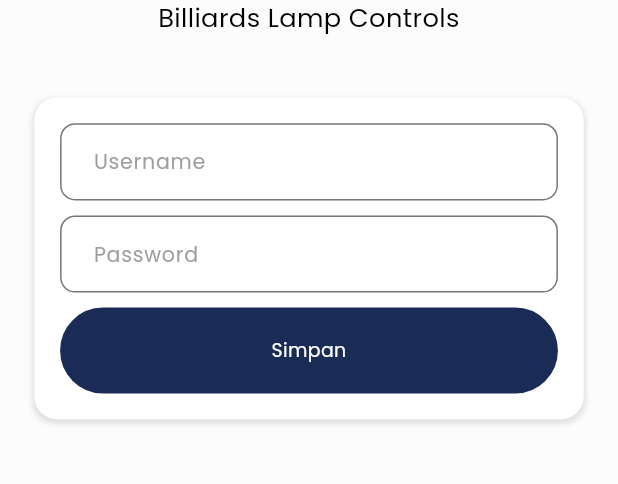
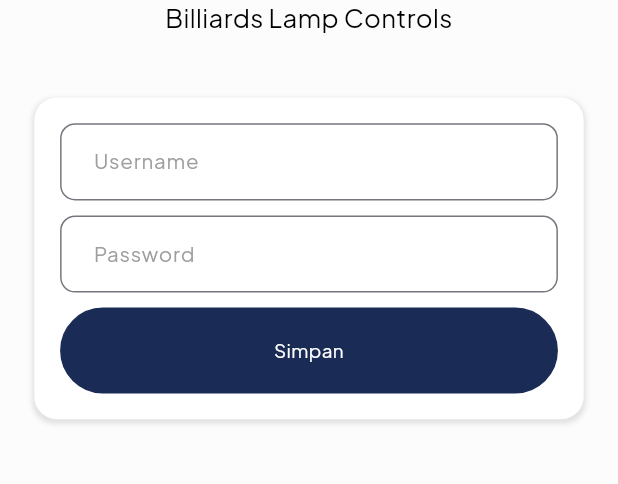
Before and after one commit to alenovan/carabao-billing-apps, a Flutter app: the screen it shows after launch, on a phone screen of 412 x 824 dp, the part 229-713 px from its top. Run offline on Flutter 3.47's test engine with Material 3 defaults, Android fonts, the phone set to English and light mode, and no system bars; our stand-ins replace bloc, boxicons, equatable, flutter_bloc, flutter_screenutil, google_fonts and 1 more.

Commit message:
update font

```diff
--- a/lib/component/loading_dialog.dart
+++ b/lib/component/loading_dialog.dart
@@ -46,7 +46,7 @@ class LoadingDialog {
                           ),
                           Text(
                             "${message == null ? "loading" : message}",
-                            style: GoogleFonts.poppins(
+                            style: GoogleFonts.plusJakartaSans(
                                 color: Colors.white,
                                 fontSize: 13.sp,
                                 fontWeight: FontWeight.w600),
--- a/lib/helper/BottomSheetFeedback.dart
+++ b/lib/helper/BottomSheetFeedback.dart
@@ -54,7 +54,7 @@ class BottomSheetFeedback {
                     child: Text(
                       description,
                       textAlign: TextAlign.center,
-                      style: GoogleFonts.poppins(
+                      style: GoogleFonts.plusJakartaSans(
                           fontSize: 15.sp, fontWeight: FontWeight.w300),
                     ))
               ],
@@ -112,7 +112,7 @@ class BottomSheetFeedback {
                     child: Text(
                       description,
                       textAlign: TextAlign.center,
-                      style: GoogleFonts.poppins(
+                      style: GoogleFonts.plusJakartaSans(
                           fontSize: 17.sp, fontWeight: FontWeight.w300),
                     ))
               ],
@@ -170,7 +170,7 @@ class BottomSheetFeedback {
                     child: Text(
                       description,
                       textAlign: TextAlign.center,
-                      style: GoogleFonts.poppins(fontSize: 13.sp),
+                      style: GoogleFonts.plusJakartaSans(fontSize: 13.sp),
                     ))
               ],
             ),
--- a/lib/screen/LoginScreen.dart
+++ b/lib/screen/LoginScreen.dart
@@ -76,7 +76,7 @@ class _LoginScreenState extends State<LoginScreen> {
                     Text(
                       "Billiards Lamp Controls",
                       textAlign: TextAlign.center,
-                      style: GoogleFonts.poppins(
+                      style: GoogleFonts.plusJakartaSans(
                           fontSize: 15.sp, color: Colors.black),
                     ),
                   ],
@@ -106,7 +106,7 @@ class _LoginScreenState extends State<LoginScreen> {
                     TextFormField(
                       decoration: InputDecoration(
                         labelText: 'Username',
-                        labelStyle: GoogleFonts.poppins(
+                        labelStyle: GoogleFonts.plusJakartaSans(
                           fontSize: 12.sp,
                           color: Colors.grey,
                         ),
@@ -129,7 +129,7 @@ class _LoginScreenState extends State<LoginScreen> {
                       obscureText: true,
                       decoration: InputDecoration(
                         labelText: 'Password',
-                        labelStyle: GoogleFonts.poppins(
+                        labelStyle: GoogleFonts.plusJakartaSans(
                           fontSize: 12.sp,
                           color: Colors.grey,
                         ),
@@ -170,7 +170,7 @@ class _LoginScreenState extends State<LoginScreen> {
                           child: Text(
                             "Simpan",
                             textAlign: TextAlign.center,
-                            style: GoogleFonts.poppins(
+                            style: GoogleFonts.plusJakartaSans(
                                 fontSize: 11.sp, color: ColorConstant.white),
                           ),
                         ),
--- a/lib/screen/menu/HomeScreen.dart
+++ b/lib/screen/menu/HomeScreen.dart
@@ -99,7 +99,7 @@ class _HomeScreenState extends State<HomeScreen> {
                     Text(
                       "Billiards Lamp Controls",
                       textAlign: TextAlign.center,
-                      style: GoogleFonts.poppins(
+                      style: GoogleFonts.plusJakartaSans(
                           fontSize: 15.sp, color: Colors.black),
                     ),
                   ],
--- a/lib/screen/room/BillingScreen.dart
+++ b/lib/screen/room/BillingScreen.dart
@@ -95,7 +95,7 @@ class _BillingScreenState extends State<BillingScreen> {
                               Text(
                                 "Hours :",
                                 textAlign: TextAlign.center,
-                                style: GoogleFonts.poppins(
+                                style: GoogleFonts.plusJakartaSans(
                                     fontSize: 10.sp,
                                     color: ColorConstant.subtext,
                                     fontWeight: FontWeight.bold),
@@ -103,7 +103,7 @@ class _BillingScreenState extends State<BillingScreen> {
                               Text(
                                 "${selected_time}",
                                 textAlign: TextAlign.center,
-                                style: GoogleFonts.poppins(
+                                style: GoogleFonts.plusJakartaSans(
                                     fontSize: 15.sp,
                                     color: ColorConstant.titletext),
                               ),
@@ -137,7 +137,7 @@ class _BillingScreenState extends State<BillingScreen> {
                 child: Text(
                   "Start",
                   textAlign: TextAlign.center,
-                  style: GoogleFonts.poppins(
+                  style: GoogleFonts.plusJakartaSans(
                       fontSize: 11.sp, color: ColorConstant.white),
                 ),
               ),
--- a/lib/screen/room/OpenTableScreen.dart
+++ b/lib/screen/room/OpenTableScreen.dart
@@ -45,7 +45,7 @@ class _OpenTableScreenState extends State<OpenTableScreen> {
                 child: Text(
                   "ON",
                   textAlign: TextAlign.center,
-                  style: GoogleFonts.poppins(
+                  style: GoogleFonts.plusJakartaSans(
                       fontWeight: FontWeight.bold,
                       fontSize: 11.sp,
                       color: ColorConstant.white),
@@ -75,7 +75,7 @@ class _OpenTableScreenState extends State<OpenTableScreen> {
                 child: Text(
                   "OFF",
                   textAlign: TextAlign.center,
-                  style: GoogleFonts.poppins(
+                  style: GoogleFonts.plusJakartaSans(
                       fontWeight: FontWeight.bold,
                       fontSize: 11.sp,
                       color: ColorConstant.white),
--- a/lib/screen/room/RoomScreen.dart
+++ b/lib/screen/room/RoomScreen.dart
@@ -55,7 +55,7 @@ class _RoomScreenState extends State<RoomScreen> {
                         child: Text(
                           "Billing",
                           textAlign: TextAlign.center,
-                          style: GoogleFonts.poppins(
+                          style: GoogleFonts.plusJakartaSans(
                               fontSize: 11.sp,
                               color: _currentIndex == 0
                                   ? ColorConstant.white
@@ -91,7 +91,7 @@ class _RoomScreenState extends State<RoomScreen> {
                       child: Text(
                         "Open Table",
                         textAlign: TextAlign.center,
-                        style: GoogleFonts.poppins(
+                        style: GoogleFonts.plusJakartaSans(
                             fontSize: 11.sp,
                             color: _currentIndex == 1
                                 ? ColorConstant.white
```
Also changed, not shown: lib/component/menu_list_card.dart (+4 -4 lines), lib/component/menu_list_control.dart (+4 -4 lines), lib/screen/menu/SettingScreen.dart (+4 -4 lines), 1 other file.
